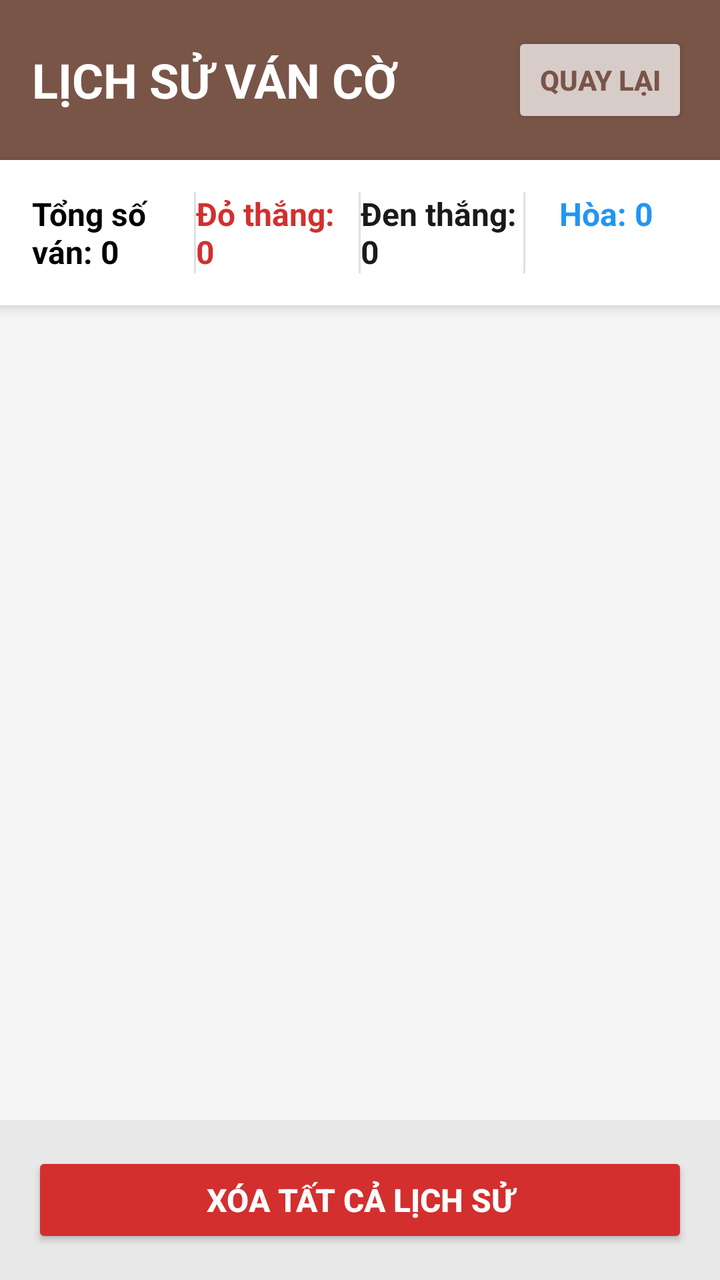
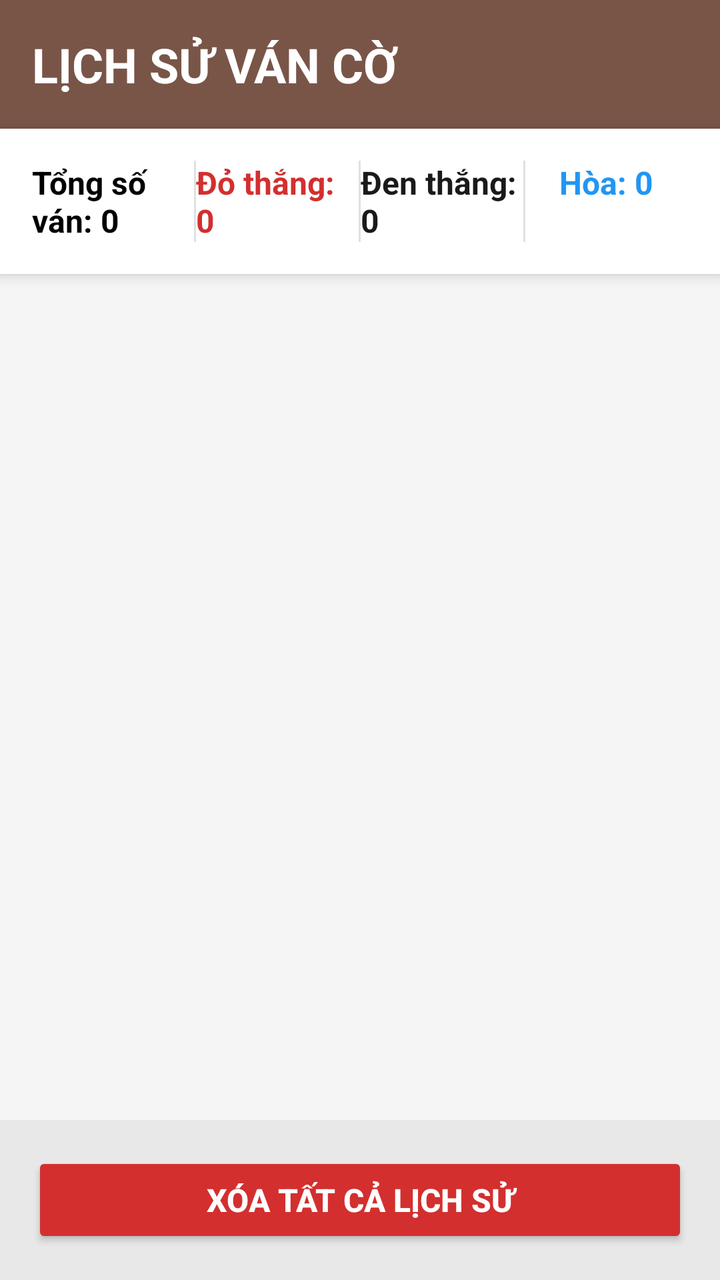

Screens rendered from an Android XML layout before and after an edit, with the pre-edit source and the edit as a unified diff.
<!-- AndroidManifest.xml: application theme Theme.DoAnCoTuong -->
<!-- res/layout/activity_history.xml -->
<?xml version="1.0" encoding="utf-8"?>
<LinearLayout xmlns:android="http://schemas.android.com/apk/res/android"
    android:layout_width="match_parent"
    android:layout_height="match_parent"
    android:orientation="vertical"
    android:background="#D7CCC8">

    
    <LinearLayout
        android:layout_width="match_parent"
        android:layout_height="wrap_content"
        android:orientation="vertical"
        android:background="#795548"
        android:padding="16dp">

        <LinearLayout
            android:layout_width="match_parent"
            android:layout_height="wrap_content"
            android:orientation="horizontal"
            android:gravity="center_vertical">

            <TextView
                android:layout_width="0dp"
                android:layout_height="wrap_content"
                android:layout_weight="1"
                android:text="LỊCH SỬ VÁN CỜ"
                android:textColor="#FFFFFF"
                android:textSize="24sp"
                android:textStyle="bold" />

            <Button
                android:id="@+id/btnBack"
                android:layout_width="wrap_content"
                android:layout_height="wrap_content"
                android:backgroundTint="#D7CCC8"
                android:text="QUAY LẠI"
                android:textColor="#795548"
                android:textStyle="bold"
                android:textSize="14sp" />
        </LinearLayout>
    </LinearLayout>

    
    <LinearLayout
        android:layout_width="match_parent"
        android:layout_height="wrap_content"
        android:orientation="horizontal"
        android:background="#FFFFFF"
        android:padding="16dp"
        android:elevation="4dp">

        <LinearLayout
            android:layout_width="0dp"
            android:layout_height="wrap_content"
            android:layout_weight="1"
            android:orientation="vertical"
            android:gravity="center">

            <TextView
                android:id="@+id/tvTotalGames"
                android:layout_width="wrap_content"
                android:layout_height="wrap_content"
                android:text="Tổng số ván: 0"
                android:textColor="#000000"
                android:textSize="16sp"
                android:textStyle="bold" />
        </LinearLayout>

        <View
            android:layout_width="1dp"
            android:layout_height="match_parent"
            android:background="#E0E0E0" />

        <LinearLayout
            android:layout_width="0dp"
            android:layout_height="wrap_content"
            android:layout_weight="1"
            android:orientation="vertical"
            android:gravity="center">

            <TextView
                android:id="@+id/tvRedWins"
                android:layout_width="wrap_content"
                android:layout_height="wrap_content"
                android:text="Đỏ thắng: 0"
                android:textColor="#D32F2F"
                android:textSize="16sp"
                android:textStyle="bold" />
        </LinearLayout>

        <View
            android:layout_width="1dp"
            android:layout_height="match_parent"
            android:background="#E0E0E0" />

        <LinearLayout
            android:layout_width="0dp"
            android:layout_height="wrap_content"
            android:layout_weight="1"
            android:orientation="vertical"
            android:gravity="center">

            <TextView
                android:id="@+id/tvBlackWins"
                android:layout_width="wrap_content"
                android:layout_height="wrap_content"
                android:text="Đen thắng: 0"
                android:textColor="#1A1A1A"
                android:textSize="16sp"
                android:textStyle="bold" />
        </LinearLayout>

        <View
            android:layout_width="1dp"
            android:layout_height="match_parent"
            android:background="#E0E0E0" />

        <LinearLayout
            android:layout_width="0dp"
            android:layout_height="wrap_content"
            android:layout_weight="1"
            android:orientation="vertical"
            android:gravity="center">

            <TextView
                android:id="@+id/tvDraws"
                android:layout_width="wrap_content"
                android:layout_height="wrap_content"
                android:text="Hòa: 0"
                android:textColor="#2196F3"
                android:textSize="16sp"
                android:textStyle="bold" />
        </LinearLayout>
    </LinearLayout>

    
    <View
        android:layout_width="match_parent"
        android:layout_height="8dp"
        android:background="#F5F5F5" />

    
    <ScrollView
        android:layout_width="match_parent"
        android:layout_height="0dp"
        android:layout_weight="1"
        android:background="#F5F5F5">

        <LinearLayout
            android:id="@+id/historyContainer"
            android:layout_width="match_parent"
            android:layout_height="wrap_content"
            android:orientation="vertical"
            android:padding="12dp" />
    </ScrollView>

    
    <LinearLayout
        android:layout_width="match_parent"
        android:layout_height="wrap_content"
        android:orientation="vertical"
        android:background="#E8E8E8"
        android:padding="16dp">

        <Button
            android:id="@+id/btnClearHistory"
            android:layout_width="match_parent"
            android:layout_height="wrap_content"
            android:backgroundTint="#D32F2F"
            android:text="XÓA TẤT CẢ LỊCH SỬ"
            android:textColor="#FFFFFF"
            android:textStyle="bold"
            android:textSize="16sp"
            android:padding="12dp" />
    </LinearLayout>
</LinearLayout>
<!-- resources referenced by this layout -->
<resources>
  <style name="Theme.DoAnCoTuong" parent="Base.Theme.DoAnCoTuong" />
  <style name="Base.Theme.DoAnCoTuong" parent="Theme.Material3.DayNight.NoActionBar">
          
          
      </style>
</resources>

<!-- the commit's change to res/layout/activity_history.xml (unified diff, before → after) -->
@@ -27,16 +27,6 @@
                 android:textColor="#FFFFFF"
                 android:textSize="24sp"
                 android:textStyle="bold" />
-
-            <Button
-                android:id="@+id/btnBack"
-                android:layout_width="wrap_content"
-                android:layout_height="wrap_content"
-                android:backgroundTint="#D7CCC8"
-                android:text="QUAY LẠI"
-                android:textColor="#795548"
-                android:textStyle="bold"
-                android:textSize="14sp" />
         </LinearLayout>
     </LinearLayout>
 
